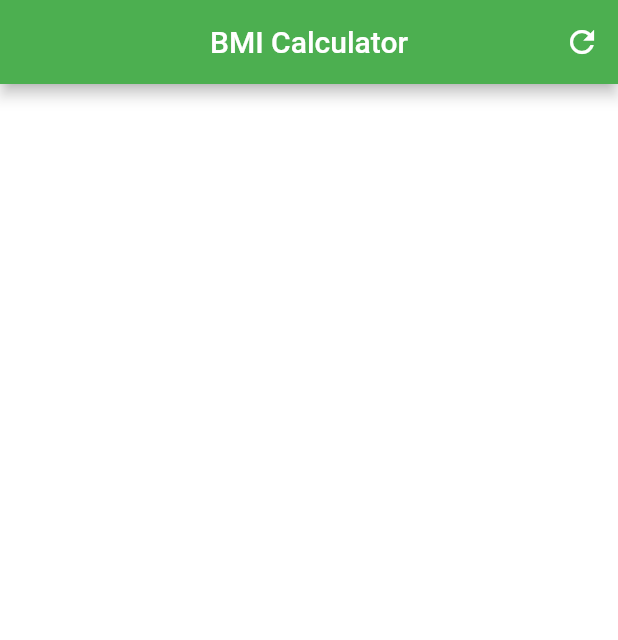
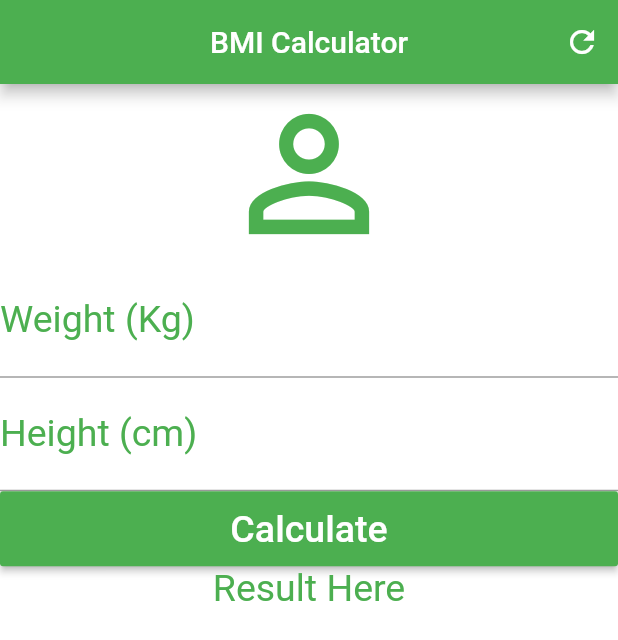
Before and after one commit to hedravBands/FlutterExcs16Apps, a Flutter app: the screen it shows after launch, on a phone screen of 412 x 824 dp. Shown: the top 640 px of the screen. Run offline on Flutter 3.47's test engine with Material 2 defaults, Android fonts, the phone set to English and light mode, and no system bars.

Commit message:
Use of SingleChildScrowView, no onPressed (){} yet

```diff
--- a/bmi_calculator/lib/main.dart
+++ b/bmi_calculator/lib/main.dart
@@ -1,10 +1,12 @@
+import 'package:flutter/cupertino.dart';
 import 'package:flutter/material.dart';
-void main(){
+
+void main() {
   runApp(MaterialApp(
     home: Home(),
-  )
-  );
+  ));
 }
+
 class Home extends StatefulWidget {
   @override
   _HomeState createState() => _HomeState();
@@ -21,15 +23,51 @@ class _HomeState extends State<Home> {
           actions: <Widget>[
             IconButton(
               icon: Icon(Icons.refresh),
-          onPressed: (){},)
+              onPressed: () {},
+            )
           ],
         ),
         backgroundColor: Colors.white,
-      body: Column(
+        body: SingleChildScrollView(
+          child:
+            Column(
+              crossAxisAlignment: CrossAxisAlignment.stretch,
               children: <Widget>[
-
+                Icon(Icons.person_outline, size: 120.0, color: Colors.green),
+                TextField(
+                  keyboardType: TextInputType.number,
+                  decoration: InputDecoration(
+                    labelText: "Weight (Kg)",
+                    labelStyle: TextStyle(color: Colors.green),
+                  ),
+                  textAlign: TextAlign.center,
+                  style: TextStyle(color: Colors.green, fontSize: 25.0),
+                ),
+                TextField(
+                  keyboardType: TextInputType.number,
+                  decoration: InputDecoration(
+                    labelText: "Height (cm)",
+                    labelStyle: TextStyle(color: Colors.green),
+                  ),
+                  textAlign: TextAlign.center,
+                  style: TextStyle(color: Colors.green, fontSize: 25.0),
+                ),
+                Container(
+                    height: 50.0,
+                    child:
+                    RaisedButton(
+                      onPressed: () {},
+                      color: Colors.green,
+                      child: Text(
+                        "Calculate",
+                        style: TextStyle(color: Colors.white, fontSize: 25.0),
+                      ),
+                    )
+                ),
+                Text("Result Here", textAlign: TextAlign.center,
+                  style: TextStyle(color: Colors.green, fontSize: 25.0),)
               ],
-      )
+            )),
     );
   }
 }
```
Lines whose indentation alone changed are shown as unchanged.
